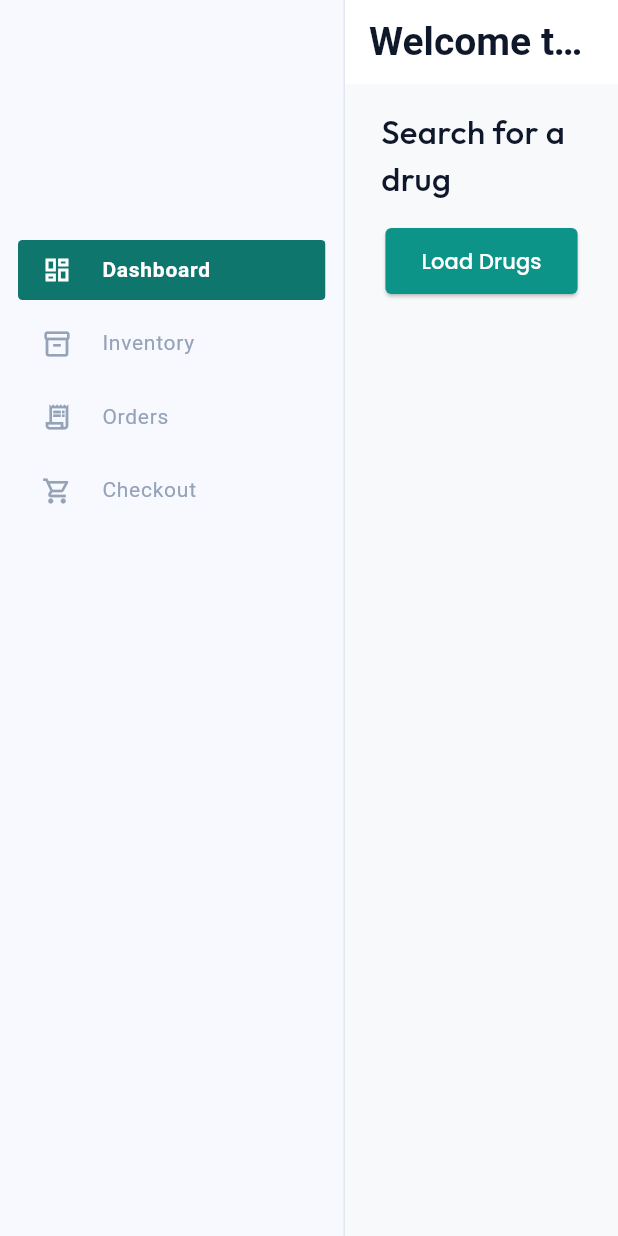
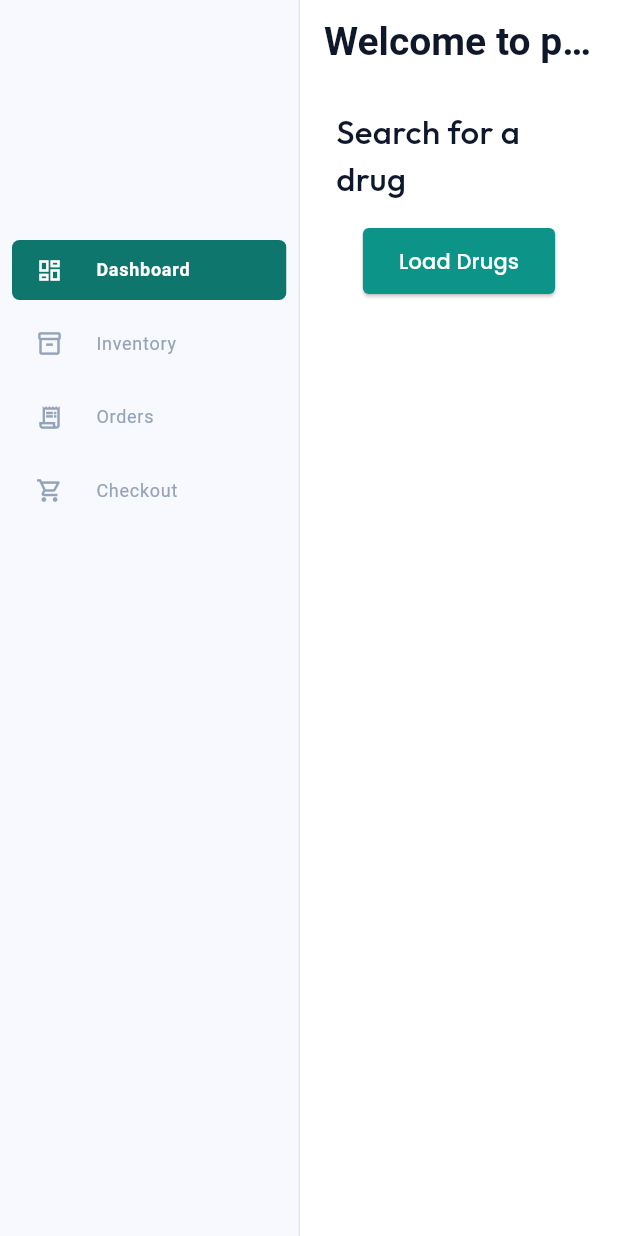
Before and after one commit to yossef-fouad2/protopharma, a Flutter app: the screen it shows after launch, after a tap on "Load Drugs", on a phone screen of 412 x 824 dp. Run offline on Flutter 3.47's test engine with Material 3 defaults, Android fonts, the phone set to English and light mode, and no system bars; our stand-ins replace cloud_firestore, drift, firebase_core, get, google_fonts; accounts and stored records are empty; generated files the repository leaves out were written again; Roboto replaces fonts that are missing (Cairo); statements that could not run were skipped.

Commit message:
feat(database): migrate from Hive to Drift SQLite and implement inventory screen
- Remove Hive-related dependencies, services, and generated adapters

- Add Drift, Sqlite3, path, and path_provider dependencies

- Implement Drift schema DrugTable and generated database helper AppDatabase

- Update seeding logic to fetch and batch-insert drug records on startup

- Add InventoryScreen integrated into MainLayoutScreen navigation

- Implement DisplayTable widget using Table/TableRow and DrugTableData records

- Apply minor navigation sidebar UI enhancements (width, padding, border radius)

```diff
--- a/lib/core/services/storage_service.dart
+++ /dev/null
@@ -1,28 +0,0 @@
-import 'package:flutter/widgets.dart';
-import 'package:hive_flutter/hive_flutter.dart';
-import 'package:protopharma/features/drugs/models/drug_model.dart';
-import 'package:protopharma/features/drugs/services/load_drugs.dart';
-
-late Box<DrugModel> drugBox;
-
-Future<void> initHive() async {
-  await Hive.initFlutter();
-  try {
-    Hive.registerAdapter(DrugModelAdapter());
-  } catch (e) {
-    debugPrint("Adapter already registered: $e");
-  }
-  drugBox = await Hive.openBox<DrugModel>('drugs');
-}
-
-Future<void> seedDrugDatabase() async {
-  if (drugBox.isEmpty) {
-    List<DrugModel> drugs = await loadDrugs();
-    //adding the drugs
-
-    drugBox.addAll(drugs);
-    debugPrint("drugBox.length is ${drugBox.length}");
-  } else {
-    debugPrint("drugBox is not empty");
-  }
-}
--- a/lib/features/drugs/models/drug_model.dart
+++ b/lib/features/drugs/models/drug_model.dart
@@ -1,29 +1,16 @@
-import 'package:hive/hive.dart';
 
-part 'drug_model.g.dart';
-
-@HiveType(typeId: 1)
 class DrugModel {
-  @HiveField(0)
   final String commercialNameEn;
-
-  @HiveField(1)
+  final String commercialNameAR;
   final String scientificName;
-
-  @HiveField(2)
   final String manufacturer;
-
-  @HiveField(3)
   final String drugClass;
-
-  @HiveField(4)
   final String route;
-
-  @HiveField(5)
   final double priceEGP;
 
   const DrugModel({
     required this.commercialNameEn,
+    required this.commercialNameAR,
     required this.scientificName,
     required this.manufacturer,
     required this.drugClass,
@@ -34,6 +21,7 @@ class DrugModel {
   factory DrugModel.fromJson(Map<String, dynamic> json) {
     return DrugModel(
       commercialNameEn: json['commercialNameEn'] ?? json['commercial_name_en'] ?? '',
+      commercialNameAR: json['commercialNameAR'] ?? json['commercial_name_ar'] ?? '',
       scientificName: json['scientificName'] ?? json['scientific_name'] ?? '',
       manufacturer: json['manufacturer'] ?? '',
       drugClass: json['drugClass'] ?? json['drug_class'] ?? '',
@@ -46,6 +34,7 @@ class DrugModel {
 Map<String, dynamic> toJson(DrugModel drug) {
   return {
     'commercial_name_en': drug.commercialNameEn,
+    'commercial_name_ar': drug.commercialNameAR,
     'scientific_name': drug.scientificName,
     'manufacturer': drug.manufacturer,
     'drug_class': drug.drugClass,
--- a/lib/features/home/home_screen.dart
+++ b/lib/features/home/home_screen.dart
@@ -1,18 +1,19 @@
 import 'package:flutter/material.dart';
 import 'package:protopharma/core/config/app_theme.dart';
-import 'package:protopharma/core/services/storage_service.dart';
-import 'package:protopharma/core/services/storage_service.dart' as hive_service;
-import 'package:protopharma/features/drugs/repositories/drugs_repository.dart';
+import 'package:protopharma/data/fetch_drugs.dart';
 
 class HomeScreen extends StatelessWidget {
   HomeScreen({super.key});
   // final drugsRepo = DrugsRepository();
   // late final drugs = drugsRepo.getDrugs();
-  final drugBox = hive_service.drugBox;
+  // final drugBox = hive_service.drugBox;
+
+
 
   @override
   Widget build(BuildContext context) {
     return Scaffold(
+      backgroundColor: AppColors.surface,
       appBar: AppBar(
         centerTitle: true,
         title: Text(
@@ -40,13 +41,8 @@ class HomeScreen extends StatelessWidget {
                     ),
                   ),
                   onPressed: () async {
-                    // var drugsRepo = DrugsRepository();
-                    // var drugs = await drugsRepo.getDrugs();
-                    final list = drugBox.values.toList();
-                    debugPrint("Number of drugs: ${list.length}");
-                    debugPrint(
-                      "First 20 drugs: ${list.take(20).map((e) => e.commercialNameEn).toList()}",
-                    );
+                    //to-do: Seed the database with drugs
+                    // var drugs = await insertAllDrugs(db);
                   },
                   child: Text("Load Drugs", style: AppTextStyles.poppinsMedium),
                 ),
--- /dev/null
+++ b/lib/features/inventory/inventory_screen.dart
@@ -0,0 +1,32 @@
+import 'package:flutter/material.dart';
+import 'package:protopharma/features/inventory/widgets/display_table.dart';
+
+class InventoryScreen extends StatelessWidget {
+  const InventoryScreen({super.key});
+
+  @override
+  Widget build(BuildContext context) {
+    return Scaffold(
+      body: SafeArea(
+        child: Column(
+          children: [
+            const SizedBox(height: 16),
+            const Text("Inventory"),
+            const SizedBox(height: 16),
+            DisplayTable(
+              columnNames: [
+                "Medication name",
+                "category",
+                "Scientific Name",
+                "stock level",
+                "Route",
+                "Price (EGP)",
+              ],
+              drugData: [],
+            ),
+          ],
+        ),
+      ),
+    );
+  }
+}
--- /dev/null
+++ b/lib/features/inventory/widgets/display_table.dart
@@ -0,0 +1,33 @@
+import 'package:flutter/material.dart';
+import 'package:protopharma/core/config/app_colors.dart';
+import 'package:protopharma/data/app_database.dart';
+import 'package:protopharma/data/tables/drug_table.dart';
+
+class DisplayTable extends StatelessWidget {
+  const DisplayTable({
+    super.key,
+    required this.columnNames,
+    required this.drugData,
+  });
+
+  final List<String> columnNames;
+  final List<DrugTableData> drugData;
+  @override
+  Widget build(BuildContext context) {
+    return Padding(
+      padding: const EdgeInsets.all(16.0),
+      child: Table(
+        border: TableBorder.all(color: AppColors.border),
+        children: [
+          TableRow(
+            decoration: BoxDecoration(
+              color: AppColors.surfaceContainerLow,
+              borderRadius: BorderRadius.all(Radius.circular(12)),
+            ),
+            children: columnNames.map((name) => Text(name)).toList(),
+          ),
+        ],
+      ),
+    );
+  }
+}
--- a/lib/features/navigation/screens/main_layout_screen.dart
+++ b/lib/features/navigation/screens/main_layout_screen.dart
@@ -3,6 +3,7 @@ import 'package:get/get_core/src/get_main.dart';
 import 'package:get/get_instance/get_instance.dart';
 import 'package:get/get_state_manager/get_state_manager.dart';
 import 'package:protopharma/features/home/home_screen.dart';
+import 'package:protopharma/features/inventory/inventory_screen.dart';
 import 'package:protopharma/features/navigation/controllers/navigation_controller.dart';
 import 'package:protopharma/features/navigation/widgets/side_nav_bar.dart';
 
@@ -22,7 +23,7 @@ class MainLayoutScreen extends StatelessWidget {
                 index: controller.selectedIndex,
                 children: [
                   HomeScreen(),
-                  const Center(child: Text('Inventory Screen')),
+                  const InventoryScreen(),
                   const Center(child: Text('Orders Screen')),
                   const Center(child: Text('Checkout Screen')),
                 ],
--- a/lib/features/navigation/widgets/side_nav_bar.dart
+++ b/lib/features/navigation/widgets/side_nav_bar.dart
@@ -37,7 +37,7 @@ class SideNavBar extends StatelessWidget {
   Widget build(BuildContext context) {
     final controller = Get.find<NavigationController>();
     return Container(
-      width: 230,
+      width: 200,
       height: double.infinity,
       decoration: const BoxDecoration(
         color: AppColors.surfaceContainerLow,
@@ -49,7 +49,7 @@ class SideNavBar extends StatelessWidget {
           SizedBox(height: 160),
           Expanded(
             child: ListView.builder(
-              padding: const EdgeInsets.symmetric(horizontal: 12),
+              padding: const EdgeInsets.symmetric(horizontal: 8),
               itemCount: _menuItems.length,
               itemBuilder: (context, index) {
                 final item = _menuItems[index];
@@ -71,7 +71,7 @@ class SideNavBar extends StatelessWidget {
 
                         // 2. Shape: 12px Rounded Corners (rounded-xl)
                         shape: RoundedRectangleBorder(
-                          borderRadius: BorderRadius.circular(3),
+                          borderRadius: BorderRadius.circular(5),
                         ),
 
                         // 3. Selection Color: High-contrast Solid Primary
@@ -83,7 +83,7 @@ class SideNavBar extends StatelessWidget {
                           color: isSelected
                               ? Colors.white
                               : AppColors.textMuted,
-                          size: 20,
+                          size: 18,
                         ),
                         title: Text(
                           item.title,
@@ -94,7 +94,7 @@ class SideNavBar extends StatelessWidget {
                             fontWeight: isSelected
                                 ? FontWeight.w600
                                 : FontWeight.w400,
-                            fontSize: 14,
+                            fontSize: 12,
                           ),
                         ),
                         onTap: () => controller.changeIndex(index),
--- a/lib/main.dart
+++ b/lib/main.dart
@@ -4,14 +4,16 @@ import 'package:get/get_navigation/src/root/get_material_app.dart';
 import 'package:protopharma/core/config/app_config.dart';
 import 'package:protopharma/core/config/app_pages.dart';
 import 'package:protopharma/core/config/app_theme.dart';
+import 'package:protopharma/data/app_database.dart';
+import 'package:protopharma/data/fetch_drugs.dart';
 import 'package:protopharma/firebase_options.dart';
-import 'package:protopharma/core/services/storage_service.dart';
 
 void main() async {
   WidgetsFlutterBinding.ensureInitialized();
   await Firebase.initializeApp(options: DefaultFirebaseOptions.currentPlatform);
-  await initHive();
-  await seedDrugDatabase();
+  final db = AppDatabase();
+  await insertAllDrugs(db);
+
   runApp(const MyApp());
 }
 
```
Also changed, not shown: lib/data/app_database.dart (added, +32 -0 lines), lib/data/fetch_drugs.dart (added, +43 -0 lines), lib/data/tables/drug_table.dart (added, +15 -0 lines), pubspec.yaml (+5 -4 lines), lib/data/app_database.g.dart (added), lib/features/drugs/models/drug_model.g.dart (deleted), pubspec.lock.
